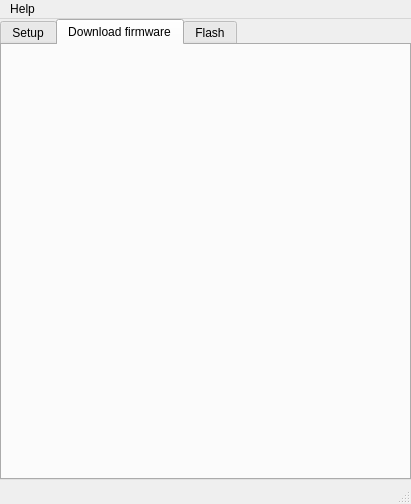
One-Green/iot-flash-config-tool, file src/main.ui: the form before one commit.
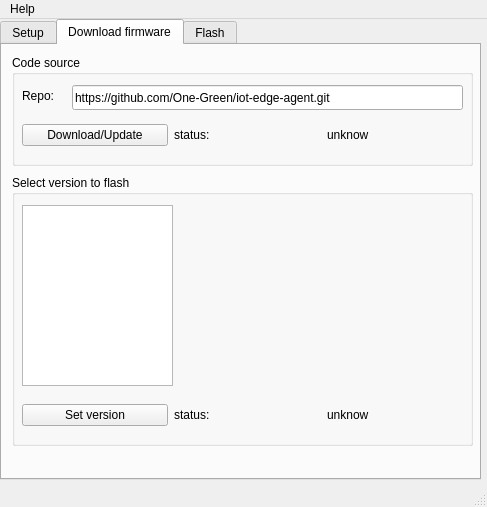
The form after the commit. The open tabs and pages were chosen to show the change.

Commit message: feat(firmware tab): updates

The edit to the form file:
```diff
--- a/src/main.ui
+++ b/src/main.ui
@@ -6,8 +6,8 @@
    <rect>
     <x>0</x>
     <y>0</y>
-    <width>411</width>
-    <height>504</height>
+    <width>487</width>
+    <height>507</height>
    </rect>
   </property>
   <property name="windowTitle">
@@ -19,7 +19,7 @@
      <rect>
       <x>0</x>
       <y>0</y>
-      <width>411</width>
+      <width>481</width>
       <height>461</height>
      </rect>
     </property>
@@ -249,13 +249,13 @@
        </item>
       </layout>
      </widget>
-     <widget class="QWidget" name="gridLayoutWidget_2">
+     <widget class="QPushButton" name="checkAllButton">
       <property name="geometry">
        <rect>
-        <x>130</x>
+        <x>170</x>
         <y>390</y>
-        <width>131</width>
-        <height>31</height>
+        <width>129</width>
+        <height>29</height>
        </rect>
       </property>
       <layout class="QGridLayout" name="gridLayout_2">
@@ -279,6 +279,134 @@
      <attribute name="title">
       <string>Download firmware</string>
      </attribute>
+     <widget class="QGroupBox" name="groupBox">
+      <property name="geometry">
+       <rect>
+        <x>10</x>
+        <y>10</y>
+        <width>461</width>
+        <height>111</height>
+       </rect>
+      </property>
+      <property name="title">
+       <string>Code source</string>
+      </property>
+      <widget class="QWidget" name="gridLayoutWidget_2">
+       <property name="geometry">
+        <rect>
+         <x>10</x>
+         <y>60</y>
+         <width>451</width>
+         <height>41</height>
+        </rect>
+       </property>
+       <layout class="QGridLayout" name="gridLayout_2">
+        <item row="0" column="0">
+         <widget class="QPushButton" name="gitCloneOrFetchButton">
+          <property name="text">
+           <string>Download/Update</string>
+          </property>
+         </widget>
+        </item>
+        <item row="0" column="2">
+         <widget class="QLabel" name="gitCloneOrFetchStatus">
+          <property name="text">
+           <string>unknow</string>
+          </property>
+         </widget>
+        </item>
+        <item row="0" column="1">
+         <widget class="QLabel" name="gitCloneOrFetchStatusLabel">
+          <property name="text">
+           <string>status:</string>
+          </property>
+         </widget>
+        </item>
+       </layout>
+      </widget>
+      <widget class="QLabel" name="label_6">
+       <property name="geometry">
+        <rect>
+         <x>10</x>
+         <y>30</y>
+         <width>51</width>
+         <height>21</height>
+        </rect>
+       </property>
+       <property name="text">
+        <string>Repo:</string>
+       </property>
+      </widget>
+      <widget class="QLineEdit" name="lineFirmwareGitRepo">
+       <property name="geometry">
+        <rect>
+         <x>60</x>
+         <y>30</y>
+         <width>391</width>
+         <height>25</height>
+        </rect>
+       </property>
+       <property name="text">
+        <string>https://github.com/One-Green/iot-edge-agent.git</string>
+       </property>
+      </widget>
+     </widget>
+     <widget class="QGroupBox" name="groupBox_2">
+      <property name="geometry">
+       <rect>
+        <x>10</x>
+        <y>130</y>
+        <width>461</width>
+        <height>271</height>
+       </rect>
+      </property>
+      <property name="title">
+       <string>Select version to flash</string>
+      </property>
+      <widget class="QWidget" name="gridLayoutWidget_3">
+       <property name="geometry">
+        <rect>
+         <x>10</x>
+         <y>220</y>
+         <width>451</width>
+         <height>41</height>
+        </rect>
+       </property>
+       <layout class="QGridLayout" name="gridLayout_3">
+        <item row="0" column="0">
+         <widget class="QPushButton" name="gitCheckOutButton">
+          <property name="text">
+           <string>Set version</string>
+          </property>
+         </widget>
+        </item>
+        <item row="0" column="2">
+         <widget class="QLabel" name="gitCheckOutStatus">
+          <property name="text">
+           <string>unknow</string>
+          </property>
+         </widget>
+        </item>
+        <item row="0" column="1">
+         <widget class="QLabel" name="gitCheckOutStatusLabel">
+          <property name="text">
+           <string>status:</string>
+          </property>
+         </widget>
+        </item>
+       </layout>
+      </widget>
+      <widget class="QListView" name="gitVersionList">
+       <property name="geometry">
+        <rect>
+         <x>10</x>
+         <y>30</y>
+         <width>151</width>
+         <height>181</height>
+        </rect>
+       </property>
+      </widget>
+     </widget>
     </widget>
     <widget class="QWidget" name="tab_2">
      <attribute name="title">
@@ -293,7 +421,7 @@
     <rect>
      <x>0</x>
      <y>0</y>
-     <width>411</width>
+     <width>487</width>
      <height>22</height>
     </rect>
    </property>
```
Left out of the diff: 32 changed lines with no effect on the pictures. The commit also changes 7 other files.
